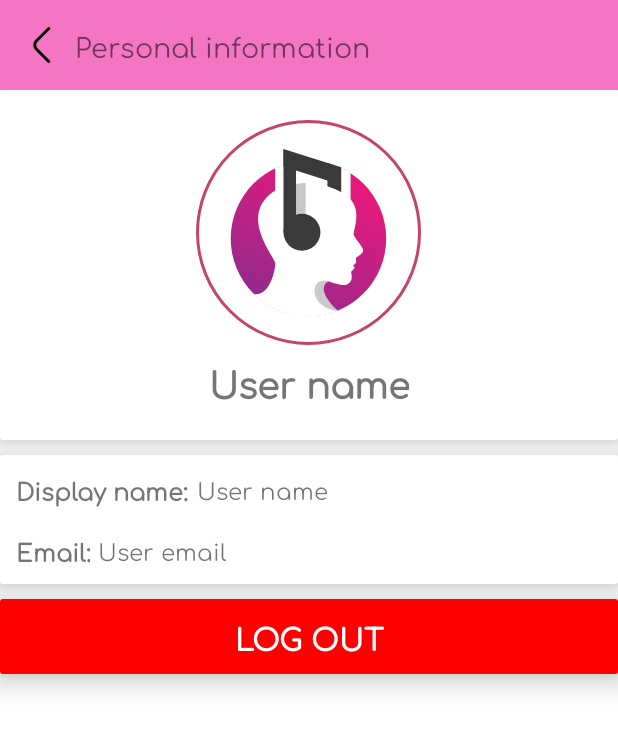
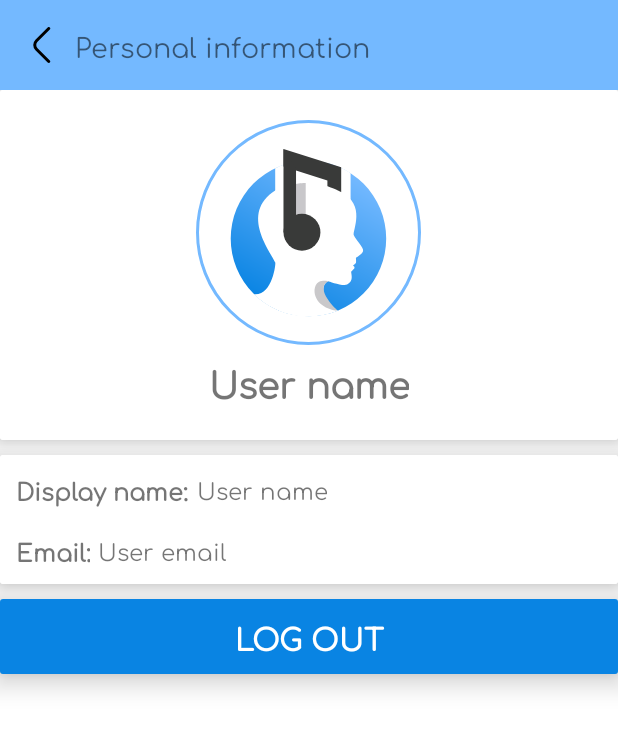
Before and after one commit to longkuroko/Muzik, an Android app: the FullActivity screen opened directly, with no data from a screen before it, after a tap on an icon or button, on a phone screen of 412 x 824 dp. Shown: the top 730 px of the screen. Run offline under Robolectric (Android 15) with nearby library versions, the phone set to English and light mode, and no system bars; our stand-ins replace CircleImageView, Firebase (no records; nobody signed in at launch, a user with empty details on screens opened directly), Picasso; libraries missing offline, so code that uses them is left out: com.etebarian.meowbottomnavigation, com.kaushikthedeveloper.doublebackpress; pictures from the network do not load; 20 statements that could not run were skipped.

Commit message:
change color and menu

```diff
--- a/app/src/main/java/com/example/androidappmusic/activity/FullActivity.java
+++ b/app/src/main/java/com/example/androidappmusic/activity/FullActivity.java
@@ -62,11 +62,13 @@ public class FullActivity extends AppCompatActivity {
     private CircleImageView circleImageView;
     private EditText edtSearch;
 
-    private static final int ID_PERSONAL = 1;
-    private static final int ID_CHART = 2;
-    private static final int ID_HOME = 3;
-    private static final int ID_RADIO = 4;
-    private static final int ID_SETTING = 5;
+    private static final int ID_CHART = 1;
+    private static final int ID_HOME = 2;
+    private static final int ID_PERSONAL = 3;
+
+//    private static final int ID_RADIO = 4;
+//    private static final int ID_SETTING = 4;
+//    private static final int ID_PERSON = 5;
 
 
 
@@ -148,11 +150,13 @@ public class FullActivity extends AppCompatActivity {
         edtSearch = findViewById(R.id.etSearch);
         frameMiniPlayer = findViewById(R.id.frameMiniPlayer);
 
-        meowBottomNavigation.add(new MeowBottomNavigation.Model(ID_PERSONAL, R.drawable.ic_music_note));
+
         meowBottomNavigation.add(new MeowBottomNavigation.Model(ID_CHART, R.drawable.ic_chart));
         meowBottomNavigation.add(new MeowBottomNavigation.Model(ID_HOME, R.drawable.ic_home));
-        meowBottomNavigation.add(new MeowBottomNavigation.Model(ID_RADIO, R.drawable.ic_radio));
-        meowBottomNavigation.add(new MeowBottomNavigation.Model(ID_SETTING, R.drawable.ic_setting));
+        meowBottomNavigation.add(new MeowBottomNavigation.Model(ID_PERSONAL, R.drawable.ic_music_note));
+//        meowBottomNavigation.add(new MeowBottomNavigation.Model(ID_RADIO, R.drawable.ic_radio));
+//        meowBottomNavigation.add(new MeowBottomNavigation.Model(ID_SETTING, R.drawable.ic_setting));
+//        meowBottomNavigation.add(new MeowBottomNavigation.Model(ID_SETTING, R.drawable.ic_baseline_person_24));
 
         circleImageView = findViewById(R.id.civAvatar);
         Picasso.get()
@@ -183,21 +187,24 @@ public class FullActivity extends AppCompatActivity {
             fragment = null;
             switch (item.getId()){
                 case 1: {
+                    fragment = new ChartFragment();
+                    break;
+                }
+                case 2: {
+                    fragment = new HomeFragment();
+                    break;
+                }
+                case 3: {
                     fragment = new PersonalPlaylistFragment();
                     break;
                 }
-                case 2: {
-                    fragment = new ChartFragment();
-                    break;
-                }
-                case 3: {
-                    fragment = new HomeFragment();
-                    break;
-                }
-                case 4: {
-                    fragment = new SettingFragment();
-                    break;
-                }
+//                case 4: {
+//                    fragment = new SettingFragment();
+//                    break;
+//                }
+//                case 5:{
+//
+//                }
             }
             loadFragment(fragment);
         });
--- a/app/src/main/res/drawable-v24/ic_angle_right.xml
+++ b/app/src/main/res/drawable-v24/ic_angle_right.xml
@@ -4,6 +4,6 @@
     android:viewportWidth="24"
     android:viewportHeight="24">
     <path
-        android:fillColor="@color/pink"
+        android:fillColor="@color/colorMain4"
         android:pathData="M7,24a1,1 0,0 1,-0.707 -1.707l8.172,-8.172a3,3 0,0 0,0 -4.242L6.293,1.707A1,1 0,0 1,7.707 0.293l8.172,8.172a5.005,5.005 0,0 1,0 7.07L7.707,23.707A1,1 0,0 1,7 24Z" />
 </vector>
--- a/app/src/main/res/drawable-v24/ic_logo.xml
+++ b/app/src/main/res/drawable-v24/ic_logo.xml
@@ -18,10 +18,10 @@
                     android:startY="227.8243"
                     android:type="linear">
                     <item
-                        android:color="#FFEC187C"
+                        android:color="#74b9ff"
                         android:offset="0" />
                     <item
-                        android:color="#FF93298C"
+                        android:color="#0984e3"
                         android:offset="1" />
                 </gradient>
             </aapt:attr>
--- a/app/src/main/res/drawable-v24/ic_logo_small.xml
+++ b/app/src/main/res/drawable-v24/ic_logo_small.xml
@@ -16,10 +16,10 @@
                     android:startY="227.8243"
                     android:type="linear">
                     <item
-                        android:color="#FFEC187C"
+                        android:color="#74b9ff"
                         android:offset="0" />
                     <item
-                        android:color="#FF93298C"
+                        android:color="#0984e3"
                         android:offset="1" />
                 </gradient>
             </aapt:attr>
--- a/app/src/main/res/drawable-v24/ic_logo_transparent.xml
+++ b/app/src/main/res/drawable-v24/ic_logo_transparent.xml
@@ -15,10 +15,10 @@
                     android:startY="227.8243"
                     android:type="linear">
                     <item
-                        android:color="#FFEC187C"
+                        android:color="#74b9ff"
                         android:offset="0" />
                     <item
-                        android:color="#FF93298C"
+                        android:color="#0984e3"
                         android:offset="1" />
                 </gradient>
             </aapt:attr>
--- a/app/src/main/res/drawable-v24/ic_play_2_pink.xml
+++ b/app/src/main/res/drawable-v24/ic_play_2_pink.xml
@@ -4,6 +4,6 @@
     android:viewportWidth="24"
     android:viewportHeight="24">
     <path
-        android:fillColor="@color/pink"
+        android:fillColor="@color/colorMain4"
         android:pathData="M20.492,7.969 L10.954,0.975A5,5 0,0 0,3 5.005V19a4.994,4.994 0,0 0,7.954 4.03l9.538,-6.994a5,5 0,0 0,0 -8.062Z" />
 </vector>
--- /dev/null
+++ b/app/src/main/res/drawable/ic_baseline_person_24.xml
@@ -0,0 +1,6 @@
+<vector android:alpha="0.95" android:autoMirrored="true"
+    android:height="24dp" android:tint="?attr/colorControlNormal"
+    android:viewportHeight="24" android:viewportWidth="24"
+    android:width="24dp" xmlns:android="http://schemas.android.com/apk/res/android">
+    <path android:fillColor="@android:color/white" android:pathData="M12,12c2.21,0 4,-1.79 4,-4s-1.79,-4 -4,-4 -4,1.79 -4,4 1.79,4 4,4zM12,14c-2.67,0 -8,1.34 -8,4v2h16v-2c0,-2.66 -5.33,-4 -8,-4z"/>
+</vector>
--- a/app/src/main/res/layout/activity_full.xml
+++ b/app/src/main/res/layout/activity_full.xml
@@ -13,7 +13,7 @@
         android:id="@+id/topNavigation"
         android:layout_width="match_parent"
         android:layout_height="60dp"
-        android:background="@color/pink">
+        android:background="@color/colorLight6">
 
         <de.hdodenhof.circleimageview.CircleImageView
             android:id="@+id/civAvatar"
@@ -25,7 +25,7 @@
             android:layout_marginStart="6dp"
             android:layout_marginLeft="6dp"
             app:srcCompat="@drawable/ic_logo"
-            app:civ_border_color="@color/pink2"
+            app:civ_border_color="@color/colorMain3"
             app:civ_border_width="1dp"/>
 
         <EditText
--- a/app/src/main/res/layout/activity_full_player.xml
+++ b/app/src/main/res/layout/activity_full_player.xml
@@ -11,7 +11,7 @@
     <RelativeLayout
         android:layout_width="match_parent"
         android:layout_height="60dp"
-        android:background="@color/pink">
+        android:background="@color/colorLight6">
 
         <ImageView
             android:id="@+id/imvBack"
@@ -91,7 +91,7 @@
             app:piv_interactiveAnimation="true"
             app:piv_padding="5dp"
             app:piv_radius="5dp"
-            app:piv_selectedColor="@color/pink2"
+            app:piv_selectedColor="@color/colorMain3"
             app:piv_unselectedColor="@color/colorLight13"
             app:piv_viewPager="@+id/vpFullPlayer" />
 
--- a/app/src/main/res/layout/activity_search.xml
+++ b/app/src/main/res/layout/activity_search.xml
@@ -13,7 +13,7 @@
         android:id="@+id/topNavigation"
         android:layout_width="match_parent"
         android:layout_height="60dp"
-        android:background="@color/pink3">
+        android:background="@color/colorMain3">
 
         <ImageView
             android:id="@+id/ivBack"
--- a/app/src/main/res/layout/fragment_home.xml
+++ b/app/src/main/res/layout/fragment_home.xml
@@ -29,7 +29,7 @@
                     android:layout_height="200dp"
                     app:sliderAnimationDuration="500"
                     app:sliderIndicatorRadius="2dp"
-                    app:sliderIndicatorSelectedColor="@color/pink2"
+                    app:sliderIndicatorSelectedColor="@color/colorMain4"
                     app:sliderIndicatorUnselectedColor="@color/colorMain1"
                     app:sliderScrollTimeInSec="5"
                     app:sliderStartAutoCycle="true">
--- a/app/src/main/res/mipmap-anydpi-v26/ic_launcher.xml
+++ b/app/src/main/res/mipmap-anydpi-v26/ic_launcher.xml
@@ -1,5 +1,5 @@
 <?xml version="1.0" encoding="utf-8"?>
 <adaptive-icon xmlns:android="http://schemas.android.com/apk/res/android">
-    <background android:drawable="@drawable/ic_launcher_background" />
-    <foreground android:drawable="@drawable/ic_launcher_foreground" />
+    <background android:drawable="@drawable/ic_logo_small" />
+    <foreground android:drawable="@drawable/ic_logo_small" />
 </adaptive-icon>
--- a/app/src/main/res/mipmap-anydpi-v26/ic_launcher_round.xml
+++ b/app/src/main/res/mipmap-anydpi-v26/ic_launcher_round.xml
@@ -1,5 +1,5 @@
 <?xml version="1.0" encoding="utf-8"?>
 <adaptive-icon xmlns:android="http://schemas.android.com/apk/res/android">
-    <background android:drawable="@drawable/ic_launcher_background" />
-    <foreground android:drawable="@drawable/ic_launcher_foreground" />
+    <background android:drawable="@drawable/ic_logo" />
+    <foreground android:drawable="@drawable/ic_logo_small" />
 </adaptive-icon>
--- a/app/src/main/res/values/colors.xml
+++ b/app/src/main/res/values/colors.xml
@@ -1,5 +1,55 @@
 <?xml version="1.0" encoding="utf-8"?>
 <resources>
+<!--    <color name="purple_200">#FFBB86FC</color>-->
+<!--    <color name="purple_500">#FF6200EE</color>-->
+<!--    <color name="purple_700">#FF3700B3</color>-->
+<!--    <color name="teal_200">#FF03DAC5</color>-->
+<!--    <color name="teal_700">#FF018786</color>-->
+<!--    <color name="black">#FF000000</color>-->
+<!--    <color name="white">#FFFFFFFF</color>-->
+<!--    <color name="pink">#c44569</color>-->
+
+<!--    <color name="btn_loginzl">#333333</color>-->
+
+<!--    <color name="colorMain1">#FFFFFF</color>-->
+<!--    <color name="colorMain3">#c44569</color>-->
+
+<!--    <color name="colorMain4">#FF0000</color>-->
+<!--    <color name="colorMain5">#CAE7FF</color>-->
+<!--    <color name="colorMain6">#5C6163</color>-->
+<!--    <color name="colorMain7">#FFE500</color>-->
+<!--    <color name="colorMain8">#66BB6A</color>-->
+
+<!--    <color name="btn_loginfb">#1877F2</color>-->
+<!--    <color name="pink2">#f8a5c2</color>-->
+<!--    <color name="pink3">#f78fb3</color>-->
+<!--    <color name="red">#FF0000</color>-->
+
+
+<!--    &lt;!&ndash; - - - - - - - - - Light Mode - - - - - - - - - &ndash;&gt;-->
+<!--    <color name="colorLight1">#5C6163</color>-->
+<!--    <color name="colorLight2">#F4F4F8</color>-->
+<!--    <color name="colorLight3">#F475C2</color>-->
+<!--    <color name="colorLight4">#FFFFFF</color> // màu chủ đạo sáng-->
+<!--    <color name="colorLight5">#5C6163</color>-->
+<!--    <color name="colorLight6">#F475C2</color> // Thanh toolbar-->
+<!--    <color name="colorLight7">#000000</color> // Màu chữ sáng-->
+<!--    <color name="colorLight8">#FFFFFF</color>-->
+<!--    <color name="colorLight9">#4D4E4E</color>-->
+<!--    <color name="colorLight10">#F1F1F1</color>-->
+<!--    <color name="colorLight11">#ECECEC</color>-->
+<!--    <color name="colorLight12">#BFBFBF</color>-->
+<!--    <color name="colorLight13">#DDDDDD</color>-->
+
+
+
+<!--    <color name="colorGradient1">#F5576C</color>-->
+<!--    <color name="colorGradient2">#F093FB</color>-->
+
+<!--    <color name="colorGradient3">#CFD9DF</color>-->
+<!--    <color name="colorGradient4">#E2EBF0</color>-->
+
+
     <color name="purple_200">#FFBB86FC</color>
     <color name="purple_500">#FF6200EE</color>
     <color name="purple_700">#FF3700B3</color>
@@ -12,13 +62,16 @@
     <color name="btn_loginzl">#333333</color>
 
     <color name="colorMain1">#FFFFFF</color>
-    <color name="colorMain3">#c44569</color>
+    <color name="colorMain2">#c7ecee</color>
+    <color name="colorMain3">#74b9ff</color>
 
-    <color name="colorMain4">#FF0000</color>
+    <color name="colorMain4">#0984e3</color>
     <color name="colorMain5">#CAE7FF</color>
     <color name="colorMain6">#5C6163</color>
     <color name="colorMain7">#FFE500</color>
     <color name="colorMain8">#66BB6A</color>
+    <color name="colorMain9">#7ed6df</color>
+    <color name="colorMain10">#eb4d4b</color>
 
     <color name="btn_loginfb">#1877F2</color>
     <color name="pink2">#f8a5c2</color>
@@ -29,10 +82,10 @@
     <!-- - - - - - - - - - Light Mode - - - - - - - - - -->
     <color name="colorLight1">#5C6163</color>
     <color name="colorLight2">#F4F4F8</color>
-    <color name="colorLight3">#F475C2</color>
+    <color name="colorLight3">#0984e3</color>
     <color name="colorLight4">#FFFFFF</color> // màu chủ đạo sáng
     <color name="colorLight5">#5C6163</color>
-    <color name="colorLight6">#F475C2</color> // Thanh toolbar
+    <color name="colorLight6">#74b9ff</color> // Thanh toolbar
     <color name="colorLight7">#000000</color> // Màu chữ sáng
     <color name="colorLight8">#FFFFFF</color>
     <color name="colorLight9">#4D4E4E</color>
@@ -43,12 +96,9 @@
 
 
 
-    <color name="colorGradient1">#F5576C</color>
-    <color name="colorGradient2">#F093FB</color>
+    <color name="colorGradient1">#227093</color>
+    <color name="colorGradient2">#34ace0</color>
 
     <color name="colorGradient3">#CFD9DF</color>
     <color name="colorGradient4">#E2EBF0</color>
-
-
-
 </resources>
```
Also changed, not shown: app/src/main/java/com/example/androidappmusic/fragments/PersonalPlaylistFragment.java (+10 -11 lines), app/src/main/res/drawable/ic_logo13.xml (deleted, +0 -12 lines), app/src/main/res/drawable/ic_logo15.xml (deleted, +0 -32 lines), app/src/main/res/layout/activity_song.xml (+0 -8 lines).
